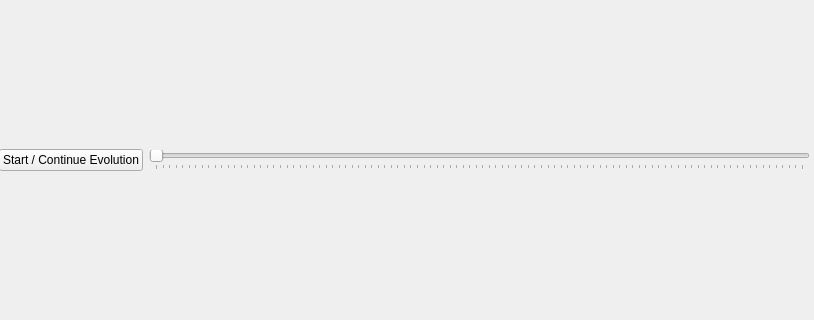
First picture: the form in QtEvoPic.ui, repository jeroenvlek/evopic, before the edit; both pictures show x 0 to 814 and y 115 to 435 of the 814 by 596 pixel window.
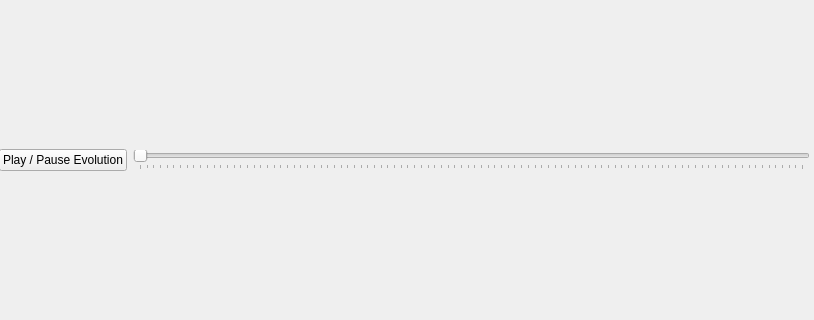
Second picture: the form after the edit.

Commit message: * Changed button text

Diff of the .ui file:
```diff
--- a/QtEvoPic.ui
+++ b/QtEvoPic.ui
@@ -50,7 +50,7 @@
           </sizepolicy>
          </property>
          <property name="text">
-          <string>Start / Continue Evolution</string>
+          <string>Play / Pause Evolution</string>
          </property>
         </widget>
        </item>
```
The commit also changes 1 other file.
